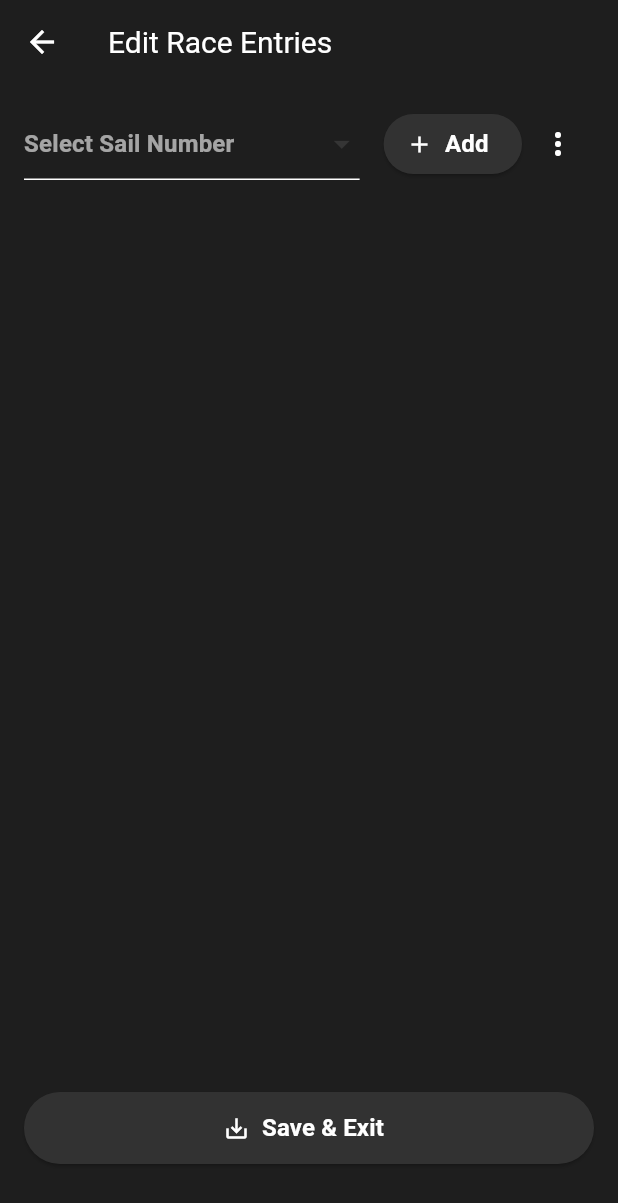
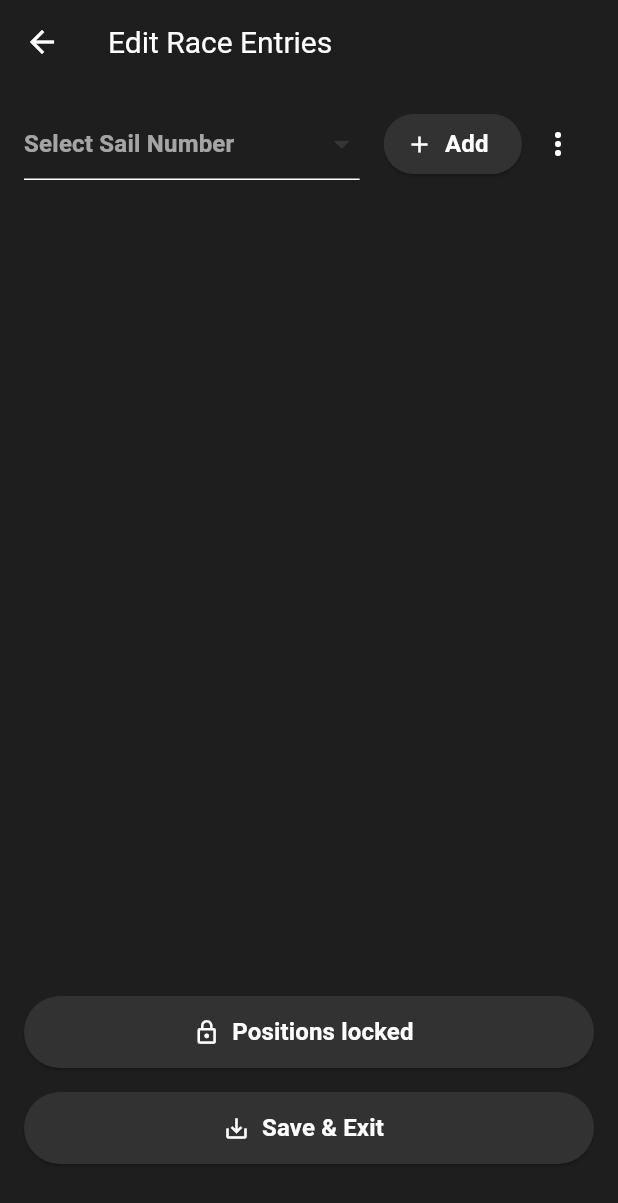
Before and after one commit to GADijkhuis/Klokking-Sail, a Flutter app: the RaceEditorView screen opened directly with empty values, on a phone screen of 412 x 824 dp. Shown: the top 1203 px of the screen. Run offline on Flutter 3.47's test engine with Material 3 defaults, Android fonts, the light colour scheme and no system bars; our stand-ins replace file_picker, printing, share_plus.

Commit message:
feat: Added lock option and Android App Icon

```diff
--- a/lib/pages/race_editor_view.dart
+++ b/lib/pages/race_editor_view.dart
@@ -12,6 +12,7 @@ class RaceEditorView extends StatefulWidget {
 }
 
 class _RaceEditorState extends State<RaceEditorView> {
+  bool locked = true;
   List<String> entries = [];
   String? selected;
   final List<String> statusOptions = ['DQ', 'OCS', 'DNS', 'DNF'];
@@ -88,6 +89,8 @@ class _RaceEditorState extends State<RaceEditorView> {
           Expanded(
             child: ReorderableListView(
               onReorder: (oldIndex, newIndex) {
+                if (locked) return;
+
                 setState(() {
                   if (newIndex > oldIndex) newIndex--;
                   final item = entries.removeAt(oldIndex);
@@ -116,7 +119,18 @@ class _RaceEditorState extends State<RaceEditorView> {
               bottom: 48,
             ),
             child: Column(
+              spacing: Styles.baseViewPadding,
               children: [
+                ElevatedButton.icon(
+                  onPressed: () {
+                    setState(() {
+                      locked = !locked;
+                    });
+                  },
+                  icon: Icon(locked ? Icons.lock_outline : Icons.lock_open_outlined),
+                  label: Text(locked ? "Positions locked" : "Positions unlocked"),
+                  style: ElevatedButton.styleFrom(minimumSize: Size.fromHeight(48)),
+                ),
                 ElevatedButton.icon(
                   onPressed: () {
                     Navigator.pop(context, entries);
```
Also changed, not shown: lib/pages/result_view.dart (+2 -9 lines), 6 other files.
